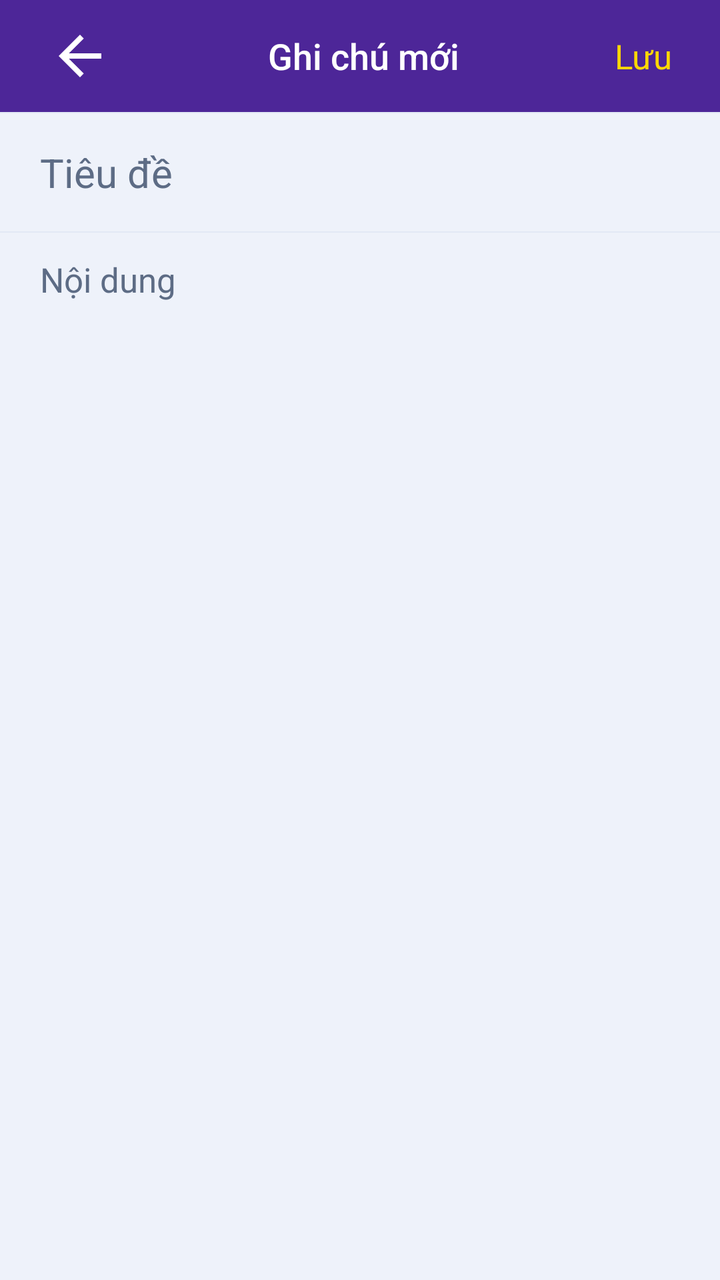
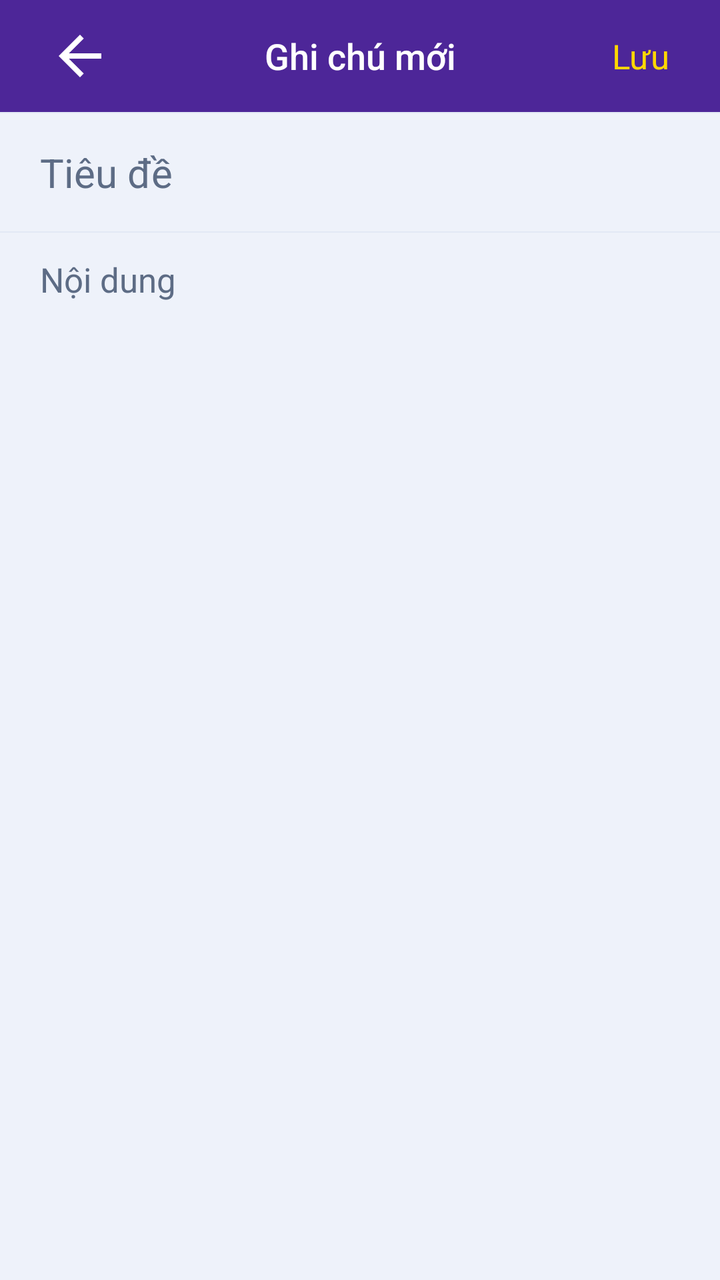

Before-and-after screenshots of an Android layout around one commit, followed by the original layout XML and the change that was made.
<!-- AndroidManifest.xml: application theme Theme.ModuleLapTrinh -->
<!-- res/layout/activity_note_editor.xml -->
<LinearLayout xmlns:android="http://schemas.android.com/apk/res/android" xmlns:app="http://schemas.android.com/apk/res-auto" android:layout_width="match_parent" android:layout_height="match_parent" android:orientation="vertical" android:background="@color/bg_primary">

    
    <LinearLayout android:layout_width="match_parent" android:layout_height="56dp" android:orientation="horizontal" android:gravity="center_vertical" android:paddingHorizontal="16dp" android:background="@color/bg_header_custom">

        <ImageView android:id="@+id/iv_back" android:layout_width="48dp" android:layout_height="48dp" android:src="@drawable/ic_back_dark" android:padding="8dp" android:clickable="true" android:focusable="true" android:foreground="?android:attr/selectableItemBackgroundBorderless" app:tint="@color/text_header_light" />

        <TextView android:id="@+id/tv_toolbar_title" android:layout_width="0dp" android:layout_height="wrap_content" android:layout_weight="1" android:text="@string/note_new_title" android:textSize="18sp" android:textColor="@color/text_header_light" android:gravity="center" android:fontFamily="sans-serif-medium" />

        <TextView android:id="@+id/btn_save" android:layout_width="wrap_content" android:layout_height="wrap_content" android:text="@string/note_save" android:textSize="17sp" android:textColor="@color/gold" android:clickable="true" android:focusable="true" android:background="?android:attr/selectableItemBackgroundBorderless" android:padding="8dp" />
    </LinearLayout>

    <View android:layout_width="match_parent" android:layout_height="0.5dp" android:background="@color/surface_light" />

    
    <com.google.android.material.textfield.TextInputEditText android:id="@+id/et_note_title" android:layout_width="match_parent" android:layout_height="wrap_content" android:hint="@string/note_hint_title" android:textColor="@color/text_primary" android:textColorHint="@color/text_tertiary" android:textSize="20sp" android:fontFamily="sans-serif" android:background="@null" android:paddingHorizontal="20dp" android:paddingVertical="16dp" android:maxLines="1" />

    <View android:layout_width="match_parent" android:layout_height="0.5dp" android:background="@color/surface_light" />

    
    <com.google.android.material.textfield.TextInputEditText android:id="@+id/et_note_content" android:layout_width="match_parent" android:layout_height="0dp" android:layout_weight="1" android:hint="@string/note_hint_content" android:textColor="@color/text_primary" android:textColorHint="@color/text_tertiary" android:textSize="17sp" android:fontFamily="sans-serif" android:background="@null" android:paddingHorizontal="20dp" android:paddingVertical="12dp" android:gravity="top" android:scrollbars="vertical" />

</LinearLayout>
<!-- resources referenced by this layout -->
<resources>
  <color name="bg_header_custom">#4D2698</color>
  <color name="bg_primary">#EEF2FA</color>
  <color name="gold">#FFD700</color>
  <color name="surface_light">#E2E9F5</color>
  <color name="text_header_light">#FFFFFF</color>
  <color name="text_primary">#14213D</color>
  <color name="text_tertiary">#5D6C85</color>
  <!-- drawable ic_back_dark (drawable) -->
  <vector xmlns:android="http://schemas.android.com/apk/res/android"
      android:width="24dp"
      android:height="24dp"
      android:viewportWidth="24"
      android:viewportHeight="24">
      <path
          android:fillColor="#FFFFFF"
          android:pathData="M20,11H7.83l5.59,-5.59L12,4l-8,8 8,8 1.41,-1.41L7.83,13H20v-2z"/>
  </vector>
  <string name="note_hint_content">Nội dung</string>
  <string name="note_hint_title">Tiêu đề</string>
  <string name="note_new_title">Ghi chú mới</string>
  <string name="note_save">Lưu</string>
  <style name="Theme.ModuleLapTrinh" parent="Theme.Material3.DayNight.NoActionBar">
          <item name="colorPrimary">@color/primary</item>
          <item name="colorPrimaryVariant">@color/primary_dark</item>
          <item name="colorOnPrimary">@color/programming_white</item>
          <item name="colorSecondary">@color/accent</item>
          <item name="colorSecondaryVariant">@color/accent_light</item>
          <item name="colorOnSecondary">@color/programming_black</item>
          <item name="android:statusBarColor">@color/bg_primary</item>
          <item name="android:windowBackground">@color/bg_primary</item>
      <item name="colorSurface">@color/bg_secondary</item><item name="colorOnSurface">@color/text_primary</item><item name="android:navigationBarColor">@color/bg_secondary</item><item name="android:fontFamily">sans-serif</item><item name="android:textColorPrimary">@color/text_primary</item><item name="android:textColorSecondary">@color/text_secondary</item><item name="materialButtonStyle">@style/MentorProgrammingButton</item><item name="textInputStyle">@style/MentorProgrammingInput</item><item name="android:windowAnimationStyle">@style/MentorWindowAnimation</item><item name="colorPrimaryContainer">@color/mentor_programming_container</item><item name="colorOnPrimaryContainer">@color/text_primary</item></style>
  <color name="primary">#6537C5</color>
  <color name="primary_dark">#4D2698</color>
  <color name="programming_white">#FFFFFF</color>
  <color name="accent">#087F72</color>
  <color name="accent_light">#CCEEE6</color>
  <color name="programming_black">#000000</color>
  <color name="bg_secondary">#FFFFFF</color>
  <color name="text_secondary">#4D5E78</color>
  <style name="MentorProgrammingButton" parent="Widget.MaterialComponents.Button">
          <item name="backgroundTint">@color/mentor_programming_button</item><item name="android:textColor">#FFFFFF</item><item name="cornerRadius">16dp</item><item name="android:minHeight">52dp</item>
          <item name="android:textAllCaps">false</item><item name="android:textSize">15sp</item>
          <item name="android:fontFamily">sans-serif-medium</item>
      </style>
  <style name="MentorProgrammingInput" parent="Widget.MaterialComponents.TextInputLayout.OutlinedBox">
          <item name="boxCornerRadiusTopStart">16dp</item><item name="boxCornerRadiusTopEnd">16dp</item>
          <item name="boxCornerRadiusBottomStart">16dp</item><item name="boxCornerRadiusBottomEnd">16dp</item>
      </style>
  <style name="MentorWindowAnimation"><item name="android:activityOpenEnterAnimation">@anim/mentor_enter</item><item name="android:activityOpenExitAnimation">@anim/mentor_exit</item><item name="android:activityCloseEnterAnimation">@anim/mentor_enter</item><item name="android:activityCloseExitAnimation">@anim/mentor_exit</item></style>
  <color name="mentor_programming_container">#E6DBFF</color>
  <color name="mentor_programming_button">#6537C5</color>
</resources>

<!-- the commit's change to res/layout/activity_note_editor.xml (unified diff, before → after) -->
@@ -7,7 +7,7 @@
 
         <TextView android:id="@+id/tv_toolbar_title" android:layout_width="0dp" android:layout_height="wrap_content" android:layout_weight="1" android:text="@string/note_new_title" android:textSize="18sp" android:textColor="@color/text_header_light" android:gravity="center" android:fontFamily="sans-serif-medium" />
 
-        <TextView android:id="@+id/btn_save" android:layout_width="wrap_content" android:layout_height="wrap_content" android:text="@string/note_save" android:textSize="17sp" android:textColor="@color/gold" android:clickable="true" android:focusable="true" android:background="?android:attr/selectableItemBackgroundBorderless" android:padding="8dp" />
+        <TextView android:id="@+id/btn_save" android:minWidth="48dp" android:minHeight="48dp" android:gravity="center" android:layout_width="wrap_content" android:layout_height="wrap_content" android:text="@string/note_save" android:textSize="17sp" android:textColor="@color/gold" android:clickable="true" android:focusable="true" android:background="?android:attr/selectableItemBackgroundBorderless" android:padding="8dp" />
     </LinearLayout>
 
     <View android:layout_width="match_parent" android:layout_height="0.5dp" android:background="@color/surface_light" />
@@ -20,4 +20,5 @@
     
     <com.google.android.material.textfield.TextInputEditText android:id="@+id/et_note_content" android:layout_width="match_parent" android:layout_height="0dp" android:layout_weight="1" android:hint="@string/note_hint_content" android:textColor="@color/text_primary" android:textColorHint="@color/text_tertiary" android:textSize="17sp" android:fontFamily="sans-serif" android:background="@null" android:paddingHorizontal="20dp" android:paddingVertical="12dp" android:gravity="top" android:scrollbars="vertical" />
 
+    <TextView android:id="@+id/note_save_status" android:layout_width="match_parent" android:layout_height="wrap_content" android:paddingHorizontal="20dp" android:paddingVertical="8dp" android:textColor="@color/text_primary" android:textSize="14sp" android:accessibilityLiveRegion="polite" />
 </LinearLayout>
